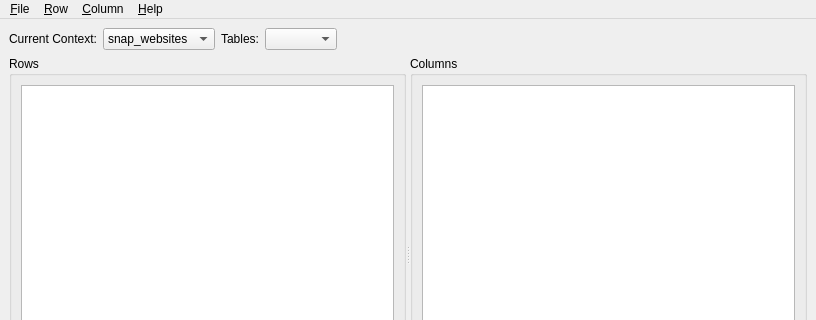
The window that cassview/src/MainWindow.ui (m2osw/snapcpp) describes before a commit, drawn with Qt 5; both pictures show x 0 to 816 and y 0 to 320 of the 816 by 483 pixel window.
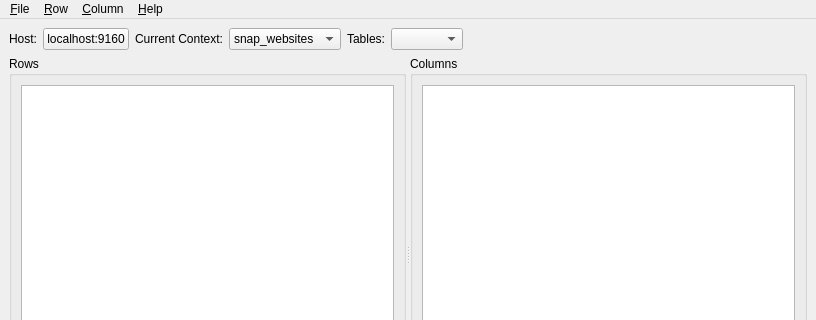
The same window after the commit. Icons and pictures are not drawn.

Commit message:
Added host button and window title.
The host:port is now displayed in the window title and on a new button
on the main UI.

What changed in the file:
```diff
--- a/cassview/src/MainWindow.ui
+++ b/cassview/src/MainWindow.ui
@@ -20,9 +20,29 @@
   <widget class="QWidget" name="centralwidget">
    <layout class="QVBoxLayout" name="verticalLayout_2" stretch="0,1">
     <item>
-     <layout class="QHBoxLayout" name="horizontalLayout" stretch="0,0,0">
+     <layout class="QHBoxLayout" name="horizontalLayout_4">
       <item>
-       <layout class="QHBoxLayout" name="horizontalLayout_3" stretch="0,0">
+       <layout class="QHBoxLayout" name="horizontalLayout" stretch="0,0">
+        <item>
+         <layout class="QHBoxLayout" name="horizontalLayout_3" stretch="0,0,0">
+          <item>
+           <layout class="QFormLayout" name="formLayout_2">
+            <item row="0" column="0">
+             <widget class="QLabel" name="label_3">
+              <property name="text">
+               <string>Host:</string>
+              </property>
+             </widget>
+            </item>
+            <item row="0" column="1">
+             <widget class="QPushButton" name="f_connectionBtn">
+              <property name="text">
+               <string>localhost:9160</string>
+              </property>
+             </widget>
+            </item>
+           </layout>
+          </item>
         <item>
          <widget class="QLabel" name="label">
           <property name="text">
@@ -46,6 +66,9 @@
       </item>
       <item>
        <layout class="QFormLayout" name="formLayout">
+          <property name="fieldGrowthPolicy">
+           <enum>QFormLayout::AllNonFixedFieldsGrow</enum>
+          </property>
         <item row="0" column="0">
          <widget class="QLabel" name="label_2">
           <property name="text">
@@ -55,6 +78,8 @@
         </item>
         <item row="0" column="1">
          <widget class="QComboBox" name="f_tables"/>
+          </item>
+         </layout>
         </item>
        </layout>
       </item>
```
Lines whose indentation alone changed are shown as unchanged. The commit also changes 3 other files.
